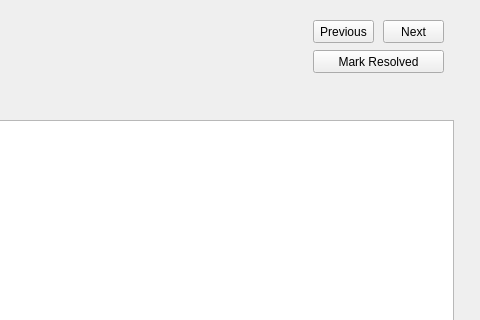
Before: the Qt Designer form individualreq/QAA.ui in SyedMTaseen/DataSeed, drawn with Qt 5; both pictures show x 287 to 767 and y 0 to 320 of the 767 by 704 pixel window.
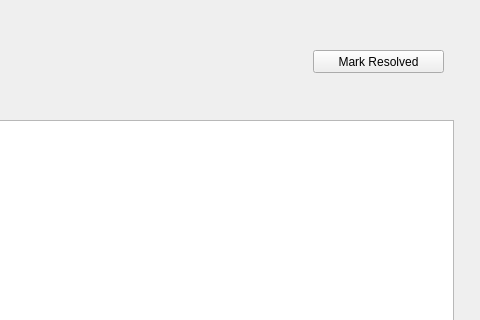
After: the same form once the commit is applied.

```diff
--- a/individualreq/QAA.ui
+++ b/individualreq/QAA.ui
@@ -58,32 +58,6 @@
      <string>Requested By:</string>
     </property>
    </widget>
-   <widget class="QPushButton" name="pushButton_2">
-    <property name="geometry">
-     <rect>
-      <x>600</x>
-      <y>20</y>
-      <width>61</width>
-      <height>23</height>
-     </rect>
-    </property>
-    <property name="text">
-     <string>Previous</string>
-    </property>
-   </widget>
-   <widget class="QPushButton" name="pushButton_3">
-    <property name="geometry">
-     <rect>
-      <x>670</x>
-      <y>20</y>
-      <width>61</width>
-      <height>23</height>
-     </rect>
-    </property>
-    <property name="text">
-     <string>Next</string>
-    </property>
-   </widget>
    <widget class="QLabel" name="Lerror">
     <property name="geometry">
      <rect>
```
